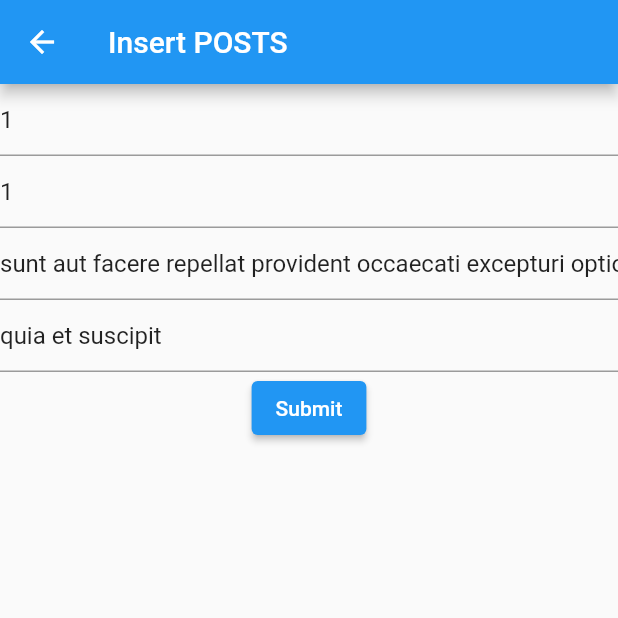
After one commit to nangnung1212/UAS_FRONTEND_GS2223_72190350, a Flutter app: the posts_add screen opened directly, after a tap on "Submit", on a phone screen of 412 x 824 dp, the top half of it. The commit adds this screen. Run offline on Flutter 3.47's test engine with Material 2 defaults, Android fonts, the phone set to English and light mode, and no system bars; our stand-ins replace splashscreen.

Commit message:
UAS PROGMOB

```diff
--- a/lib/drawer.dart
+++ b/lib/drawer.dart
@@ -65,7 +65,7 @@ class _Pertemuan1State extends State<Pertemuan1> {
               title: const Text('USERS'),
               onTap: () {
                 Navigator.pop(context);
-              },
+                },
             ),
           ],
         ),
--- /dev/null
+++ b/lib/posts_add.dart
@@ -0,0 +1,112 @@
+import 'package:flutter/material.dart';
+import 'dart:convert';
+import 'package:http/http.dart' as http;
+
+class posts_add extends StatefulWidget {
+  const posts_add({Key? key}) : super(key: key);
+
+  @override
+  State<posts_add> createState() => _posts_addState();
+}
+
+class _posts_addState extends State<posts_add> {
+  final _formKey = GlobalKey<FormState>();
+
+  Future<List>? resp;
+
+  TextEditingController userIdController = new TextEditingController(text: '1');
+  TextEditingController idController = new TextEditingController(text: '1');
+  TextEditingController titleController = new TextEditingController(text: 'sunt aut facere repellat provident occaecati excepturi optio reprehenderit');
+  TextEditingController bodyController = new TextEditingController(text: 'quia et suscipit\nsuscipit recusandae consequuntur expedita et cum\nreprehenderit molestiae ut ut quas totam\nnostrum rerum est autem sunt rem eveniet architecto');
+
+  Future<List> sendMhs(String userId,id,title,body) async {
+    final http.Response response = await http.post(
+      Uri.parse('https://jsonplaceholder.typicode.com/posts'),
+      headers: <String, String>{
+        'Content-Type': 'application/json; charset=UTF-8',
+      },
+      body: jsonEncode(<String, String>{
+        'userId': userId,
+        'id': id,
+        'title':title,
+        'body': body
+      }),
+    );
+    if (response.statusCode == 201) {
+      return json.decode(response.body);
+    } else {
+      throw Exception('Failed to load response');
+    }
+  }
+
+  @override
+  Widget build(BuildContext context) {
+    return Scaffold(
+      appBar: AppBar(
+        title: Text("Insert POSTS"),
+      ),
+      body: Form(
+        key: _formKey,
+        child: Column(
+          children: <Widget>[
+            // Add TextFormFields and ElevatedButton here.
+            TextFormField(
+              controller: userIdController,
+              // The validator receives the text that the user has entered.
+              validator: (value) {
+                if (value == null || value.isEmpty) {
+                  return 'Please enter some text';
+                }
+                return null;
+              },
+            ),
+            TextFormField(
+              controller: idController,
+              // The validator receives the text that the user has entered.
+              validator: (value) {
+                if (value == null || value.isEmpty) {
+                  return 'Please enter some text';
+                }
+                return null;
+              },
+            ),
+            TextFormField(
+              controller: titleController,
+              // The validator receives the text that the user has entered.
+              validator: (value) {
+                if (value == null || value.isEmpty) {
+                  return 'Please enter some text';
+                }
+                return null;
+              },
+            ),
+            TextFormField(
+              controller: bodyController,
+              // The validator receives the text that the user has entered.
+              validator: (value) {
+                if (value == null || value.isEmpty) {
+                  return 'Please enter some text';
+                }
+                return null;
+              },
+            ),
+            ElevatedButton(
+              onPressed: () {
+                // Validate returns true if the form is valid, or false otherwise.
+                if (_formKey.currentState!.validate()) {
+                  // If the form is valid, display a snackbar. In the real world,
+                  // you'd often call a server or save the information in a database.
+                  resp = sendMhs as Future<List>?;
+                  ScaffoldMessenger.of(context).showSnackBar(
+                    const SnackBar(content: Text('Processing Data')),
+                  );
+                }
+              },
+              child: const Text('Submit'),
+            ),
+          ],
+        ),
+      ),
+    );
+  }
+}
```
Also changed, not shown: lib/comments_add.dart (added, +124 -0 lines), lib/photos_add.dart (added, +124 -0 lines), lib/users_add.dart (added, +124 -0 lines).
